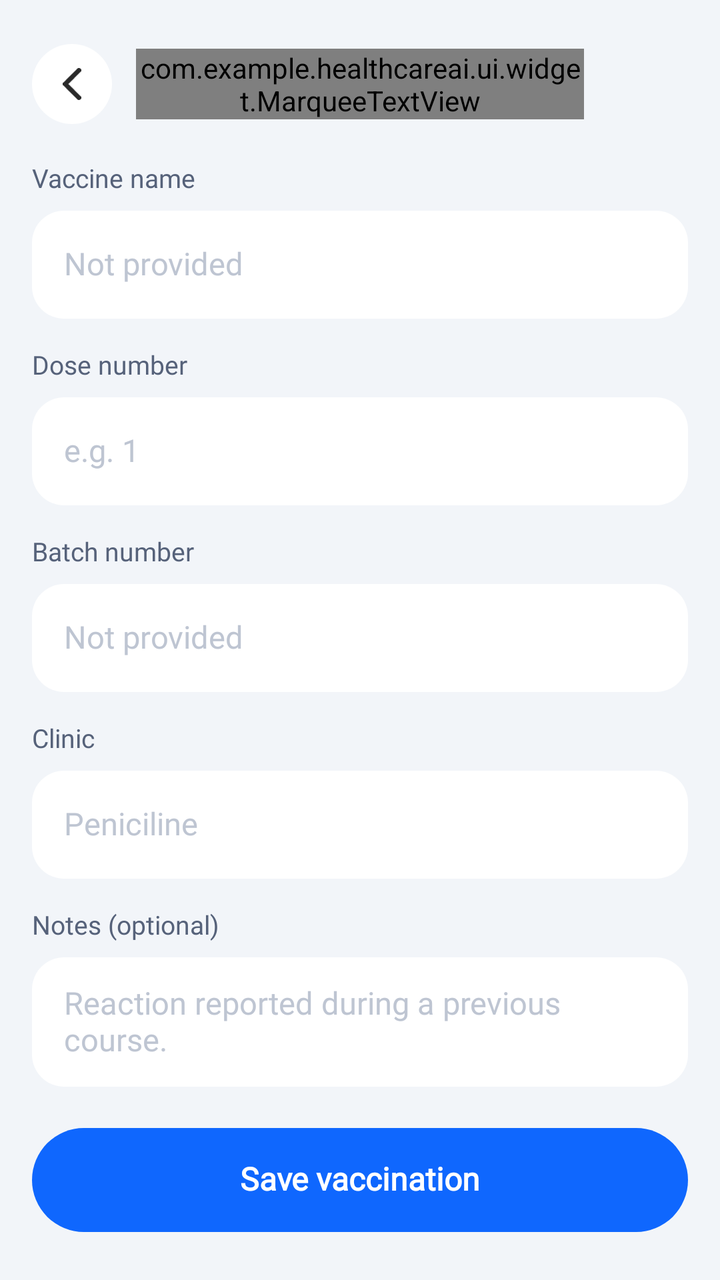
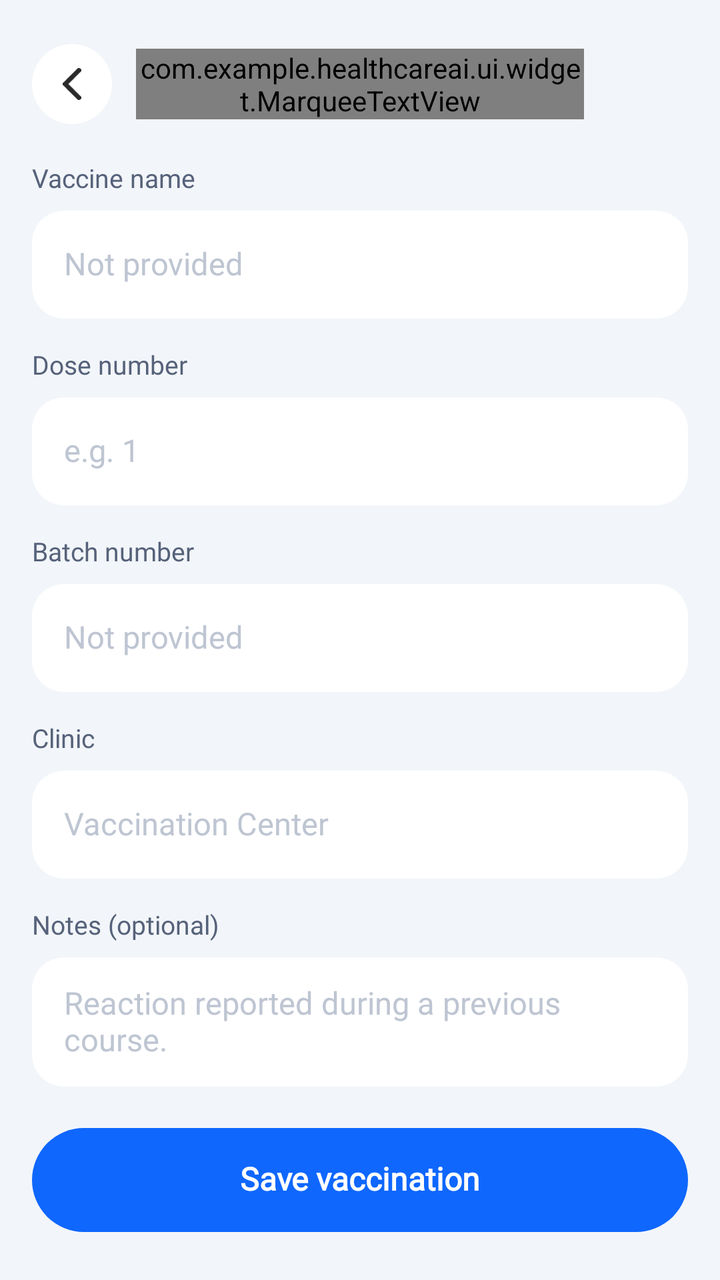

The first picture is an Android layout as it rendered before a commit; the second is the same layout after the commit. The layout source and the unified diff follow.
<!-- AndroidManifest.xml: application theme Theme.HealthCareAI -->
<!-- res/layout/activity_add_vaccination.xml -->
<?xml version="1.0" encoding="utf-8"?>
<androidx.constraintlayout.widget.ConstraintLayout xmlns:android="http://schemas.android.com/apk/res/android"
    xmlns:app="http://schemas.android.com/apk/res-auto"
    xmlns:tools="http://schemas.android.com/tools"
    android:id="@+id/rootAddVaccination"
    android:layout_width="match_parent"
    android:layout_height="match_parent"
    android:background="@color/backgr"
    android:clickable="true"
    android:focusable="true"
    android:focusableInTouchMode="true">

    
    <androidx.constraintlayout.widget.ConstraintLayout
        android:id="@+id/topBar"
        android:layout_width="0dp"
        android:layout_height="52dp"
        android:layout_marginTop="16dp"
        android:paddingHorizontal="16dp"
        app:layout_constraintEnd_toEndOf="parent"
        app:layout_constraintStart_toStartOf="parent"
        app:layout_constraintTop_toTopOf="parent">

        <FrameLayout
            android:id="@+id/btnBack"
            android:layout_width="40dp"
            android:layout_height="40dp"
            android:background="@drawable/bg_circle_back_button"
            android:clickable="true"
            android:focusable="true"
            app:layout_constraintBottom_toBottomOf="parent"
            app:layout_constraintStart_toStartOf="parent"
            app:layout_constraintTop_toTopOf="parent">

            <ImageView
                android:layout_width="16dp"
                android:layout_height="16dp"
                android:layout_gravity="center"
                android:contentDescription="@null"
                android:src="@drawable/arrow_back" />
        </FrameLayout>

        <com.example.healthcareai.ui.widget.MarqueeTextView
            android:id="@+id/tvTitle"
            android:layout_width="0dp"
            android:layout_height="wrap_content"
            android:layout_marginHorizontal="52dp"
            android:fontFamily="@font/urbanist_bold"
            android:gravity="center"
            android:includeFontPadding="false"
            android:singleLine="true"
            android:text="@string/title_add_vaccination"
            android:textColor="@color/color_text"
            android:textSize="22sp"
            app:layout_constraintBottom_toBottomOf="parent"
            app:layout_constraintEnd_toEndOf="parent"
            app:layout_constraintStart_toStartOf="parent"
            app:layout_constraintTop_toTopOf="parent" />
    </androidx.constraintlayout.widget.ConstraintLayout>

    
    <androidx.core.widget.NestedScrollView
        android:id="@+id/scrollForm"
        android:layout_width="0dp"
        android:layout_height="0dp"
        android:clipToPadding="false"
        android:fillViewport="true"
        android:overScrollMode="never"
        app:layout_constraintBottom_toTopOf="@+id/layoutBottomAction"
        app:layout_constraintEnd_toEndOf="parent"
        app:layout_constraintStart_toStartOf="parent"
        app:layout_constraintTop_toBottomOf="@+id/topBar">

        <LinearLayout
            android:layout_width="match_parent"
            android:layout_height="wrap_content"
            android:orientation="vertical"
            android:paddingHorizontal="16dp"
            android:paddingTop="14dp"
            android:paddingBottom="24dp">

            
            <TextView
                android:layout_width="wrap_content"
                android:layout_height="wrap_content"
                android:layout_marginBottom="8dp"
                android:fontFamily="@font/urbanist_semibold"
                android:includeFontPadding="false"
                android:text="@string/label_vaccine_name"
                android:textColor="@color/color_subtext"
                android:textSize="13sp" />

            <FrameLayout
                android:layout_width="match_parent"
                android:layout_height="54dp"
                android:layout_marginBottom="16dp"
                android:background="@drawable/bg_profile_input_card">

                <EditText
                    android:id="@+id/etVaccineName"
                    android:layout_width="match_parent"
                    android:layout_height="match_parent"
                    android:background="@null"
                    android:fontFamily="@font/urbanist_medium"
                    android:hint="Not provided"
                    android:imeOptions="actionNext"
                    android:importantForAutofill="no"
                    android:includeFontPadding="false"
                    android:inputType="textCapSentences"
                    android:maxLength="30"
                    android:maxLines="1"
                    android:paddingHorizontal="16dp"
                    android:textColor="@color/color_text"
                    android:textColorHint="#BEC5D2"
                    android:textSize="15.5sp" />
            </FrameLayout>

            
            <TextView
                android:layout_width="wrap_content"
                android:layout_height="wrap_content"
                android:layout_marginBottom="8dp"
                android:fontFamily="@font/urbanist_semibold"
                android:includeFontPadding="false"
                android:text="@string/label_dose_number"
                android:textColor="@color/color_subtext"
                android:textSize="13sp" />

            <FrameLayout
                android:layout_width="match_parent"
                android:layout_height="54dp"
                android:layout_marginBottom="16dp"
                android:background="@drawable/bg_profile_input_card">

                <EditText
                    android:id="@+id/etDoseNumber"
                    android:layout_width="match_parent"
                    android:layout_height="match_parent"
                    android:background="@null"
                    android:digits="0123456789"
                    android:fontFamily="@font/urbanist_medium"
                    android:hint="@string/hint_dose_number"
                    android:imeOptions="actionNext"
                    android:importantForAutofill="no"
                    android:includeFontPadding="false"
                    android:inputType="number"
                    android:maxLength="2"
                    android:maxLines="1"
                    android:paddingHorizontal="16dp"
                    android:textColor="@color/color_text"
                    android:textColorHint="#BEC5D2"
                    android:textSize="15.5sp" />
            </FrameLayout>

            
            <TextView
                android:layout_width="wrap_content"
                android:layout_height="wrap_content"
                android:layout_marginBottom="8dp"
                android:fontFamily="@font/urbanist_semibold"
                android:includeFontPadding="false"
                android:text="@string/label_batch_number"
                android:textColor="@color/color_subtext"
                android:textSize="13sp" />

            <FrameLayout
                android:layout_width="match_parent"
                android:layout_height="54dp"
                android:layout_marginBottom="16dp"
                android:background="@drawable/bg_profile_input_card">

                <EditText
                    android:id="@+id/etBatchNumber"
                    android:layout_width="match_parent"
                    android:layout_height="match_parent"
                    android:background="@null"
                    android:fontFamily="@font/urbanist_medium"
                    android:hint="Not provided"
                    android:imeOptions="actionNext"
                    android:importantForAutofill="no"
                    android:includeFontPadding="false"
                    android:inputType="textCapSentences"
                    android:maxLength="30"
                    android:maxLines="1"
                    android:paddingHorizontal="16dp"
                    android:textColor="@color/color_text"
                    android:textColorHint="#BEC5D2"
                    android:textSize="15.5sp" />
            </FrameLayout>

            
            <TextView
                android:layout_width="wrap_content"
                android:layout_height="wrap_content"
                android:layout_marginBottom="8dp"
                android:fontFamily="@font/urbanist_semibold"
                android:includeFontPadding="false"
                android:text="@string/label_clinic"
                android:textColor="@color/color_subtext"
                android:textSize="13sp" />

            <FrameLayout
                android:layout_width="match_parent"
                android:layout_height="54dp"
                android:layout_marginBottom="16dp"
                android:background="@drawable/bg_profile_input_card">

                <EditText
                    android:id="@+id/etClinic"
                    android:layout_width="match_parent"
                    android:layout_height="match_parent"
                    android:background="@null"
                    android:fontFamily="@font/urbanist_medium"
                    android:hint="Peniciline"
                    android:imeOptions="actionNext"
                    android:importantForAutofill="no"
                    android:includeFontPadding="false"
                    android:inputType="textCapSentences"
                    android:maxLength="30"
                    android:maxLines="1"
                    android:paddingHorizontal="16dp"
                    android:textColor="@color/color_text"
                    android:textColorHint="#BEC5D2"
                    android:textSize="15.5sp" />
            </FrameLayout>

            
            <TextView
                android:layout_width="wrap_content"
                android:layout_height="wrap_content"
                android:layout_marginBottom="8dp"
                android:fontFamily="@font/urbanist_semibold"
                android:includeFontPadding="false"
                android:text="@string/label_reminder_notes"
                android:textColor="@color/color_subtext"
                android:textSize="13sp" />

            <FrameLayout
                android:id="@+id/cardNotes"
                android:layout_width="match_parent"
                android:layout_height="wrap_content"
                android:layout_marginBottom="24dp"
                android:background="@drawable/bg_profile_input_card">

                <EditText
                    android:id="@+id/etNotes"
                    android:layout_width="match_parent"
                    android:layout_height="wrap_content"
                    android:background="@null"
                    android:fontFamily="@font/urbanist_medium"
                    android:gravity="top|start"
                    android:hint="Reaction reported during a previous course."
                    android:importantForAutofill="no"
                    android:includeFontPadding="false"
                    android:inputType="textMultiLine|textCapSentences"
                    android:maxLength="100"
                    android:minHeight="54dp"
                    android:paddingHorizontal="16dp"
                    android:paddingVertical="14dp"
                    android:textColor="@color/color_text"
                    android:textColorHint="#BEC5D2"
                    android:textSize="15.5sp" />
            </FrameLayout>

        </LinearLayout>
    </androidx.core.widget.NestedScrollView>

    
    <LinearLayout
        android:id="@+id/layoutBottomAction"
        android:layout_width="0dp"
        android:layout_height="wrap_content"
        android:background="@color/backgr"
        android:orientation="vertical"
        android:paddingHorizontal="16dp"
        android:paddingTop="12dp"
        android:paddingBottom="24dp"
        app:layout_constraintBottom_toBottomOf="parent"
        app:layout_constraintEnd_toEndOf="parent"
        app:layout_constraintStart_toStartOf="parent">

        <FrameLayout
            android:id="@+id/btnSaveVaccination"
            android:layout_width="match_parent"
            android:layout_height="52dp"
            android:background="@drawable/bg_pill_btn_blue"
            android:clickable="true"
            android:focusable="true">

            <TextView
                android:layout_width="wrap_content"
                android:layout_height="wrap_content"
                android:layout_gravity="center"
                android:fontFamily="@font/urbanist"
                android:includeFontPadding="false"
                android:text="@string/btn_save_vaccination"
                android:textColor="@color/white"
                android:textSize="16sp"
                android:textStyle="bold" />
        </FrameLayout>
    </LinearLayout>

</androidx.constraintlayout.widget.ConstraintLayout>
<!-- resources referenced by this layout -->
<resources>
  <color name="backgr">#F2F5F9</color>
  <color name="color_subtext">#56627A</color>
  <color name="color_text">#242E49</color>
  <color name="white">#FFFFFFFF</color>
  <!-- drawable arrow_back (drawable) -->
  <vector xmlns:android="http://schemas.android.com/apk/res/android" android:autoMirrored="true" android:height="14dp" android:viewportHeight="14" android:viewportWidth="8" android:width="8dp">
        
      <path android:fillColor="#00000000" android:pathData="M7,13L1,7L7,1" android:strokeColor="#2A2A2A" android:strokeLineCap="round" android:strokeLineJoin="round" android:strokeWidth="2"/>
      
  </vector>
  <!-- drawable bg_circle_back_button (drawable) -->
  <?xml version="1.0" encoding="utf-8"?>
  <ripple xmlns:android="http://schemas.android.com/apk/res/android"
      android:color="#20000000">
      <item>
          <shape android:shape="oval">
              <solid android:color="@color/white" />
          </shape>
      </item>
  </ripple>
  <!-- drawable bg_pill_btn_blue (drawable) -->
  <?xml version="1.0" encoding="utf-8"?>
  <ripple xmlns:android="http://schemas.android.com/apk/res/android"
      android:color="#33FFFFFF">
      <item>
          <shape android:shape="rectangle">
              <solid android:color="@color/primary_color" />
              <corners android:radius="100dp" />
          </shape>
      </item>
  </ripple>
  <!-- drawable bg_profile_input_card (drawable) -->
  <?xml version="1.0" encoding="utf-8"?>
  <ripple xmlns:android="http://schemas.android.com/apk/res/android"
      android:color="#120F67FE">
      <item>
          <shape android:shape="rectangle">
              <corners android:radius="16dp" />
              <solid android:color="@color/white" />
          </shape>
      </item>
  </ripple>
  <string name="btn_save_vaccination">Save vaccination</string>
  <string name="hint_dose_number">e.g. 1</string>
  <string name="label_batch_number">Batch number</string>
  <string name="label_clinic">Clinic</string>
  <string name="label_dose_number">Dose number</string>
  <string name="label_reminder_notes">Notes (optional)</string>
  <string name="label_vaccine_name">Vaccine name</string>
  <string name="title_add_vaccination">Add vaccination</string>
  <style name="Theme.HealthCareAI" parent="Theme.MaterialComponents.DayNight.NoActionBar">
          
          <item name="colorPrimary">@color/brand_primary</item>
          <item name="colorPrimaryVariant">@color/brand_primary_variant</item>
          <item name="colorOnPrimary">@color/white</item>
          
          <item name="colorSecondary">@color/brand_secondary</item>
          <item name="colorSecondaryVariant">@color/brand_primary_variant</item>
          <item name="colorOnSecondary">@color/white</item>
          
          <item name="android:windowBackground">@color/screen_bg</item>
          <item name="android:colorBackground">@color/screen_bg</item>
          <item name="android:windowDisablePreview">true</item>
          <item name="android:windowSplashScreenBackground" tools:targetApi="s">@color/screen_bg</item>
          <item name="android:statusBarColor">@color/transparent</item>
          <item name="android:navigationBarColor">@color/transparent</item>
          <item name="android:windowLightStatusBar" tools:targetApi="m">true</item>
          <item name="android:windowLightNavigationBar" tools:targetApi="o_mr1">true</item>
      </style>
  <color name="primary_color">#0F67FE</color>
  <color name="brand_primary">#0F67FE</color>
  <color name="brand_primary_variant">#0843C6</color>
  <color name="brand_secondary">#03DAC5</color>
  <color name="screen_bg">#F2F5F9</color>
  <color name="transparent">#00000000</color>
</resources>

<!-- the commit's change to res/layout/activity_add_vaccination.xml (unified diff, before → after) -->
@@ -102,7 +102,7 @@
                     android:layout_height="match_parent"
                     android:background="@null"
                     android:fontFamily="@font/urbanist_medium"
-                    android:hint="Not provided"
+                    android:hint="@string/not_provided"
                     android:imeOptions="actionNext"
                     android:importantForAutofill="no"
                     android:includeFontPadding="false"
@@ -175,7 +175,7 @@
                     android:layout_height="match_parent"
                     android:background="@null"
                     android:fontFamily="@font/urbanist_medium"
-                    android:hint="Not provided"
+                    android:hint="@string/not_provided"
                     android:imeOptions="actionNext"
                     android:importantForAutofill="no"
                     android:includeFontPadding="false"
@@ -211,7 +211,7 @@
                     android:layout_height="match_parent"
                     android:background="@null"
                     android:fontFamily="@font/urbanist_medium"
-                    android:hint="Peniciline"
+                    android:hint="@string/hint_vaccine_clinic"
                     android:imeOptions="actionNext"
                     android:importantForAutofill="no"
                     android:includeFontPadding="false"
@@ -249,7 +249,7 @@
                     android:background="@null"
                     android:fontFamily="@font/urbanist_medium"
                     android:gravity="top|start"
-                    android:hint="Reaction reported during a previous course."
+                    android:hint="@string/hint_vaccine_reaction_notes"
                     android:importantForAutofill="no"
                     android:includeFontPadding="false"
                     android:inputType="textMultiLine|textCapSentences"
<!-- resource entries referenced after the edit -->
@@ -44,11 +44,14 @@
   </ripple>
   <string name="btn_save_vaccination">Save vaccination</string>
   <string name="hint_dose_number">e.g. 1</string>
+  <string name="hint_vaccine_clinic">Vaccination Center</string>
+  <string name="hint_vaccine_reaction_notes">Reaction reported during a previous course.</string>
   <string name="label_batch_number">Batch number</string>
   <string name="label_clinic">Clinic</string>
   <string name="label_dose_number">Dose number</string>
   <string name="label_reminder_notes">Notes (optional)</string>
   <string name="label_vaccine_name">Vaccine name</string>
+  <string name="not_provided">Not provided</string>
   <string name="title_add_vaccination">Add vaccination</string>
   <style name="Theme.HealthCareAI" parent="Theme.MaterialComponents.DayNight.NoActionBar">
           
